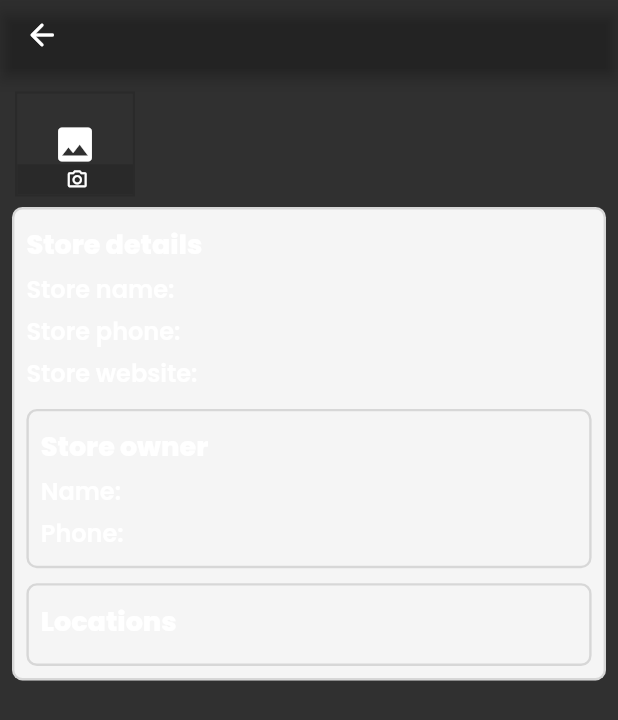
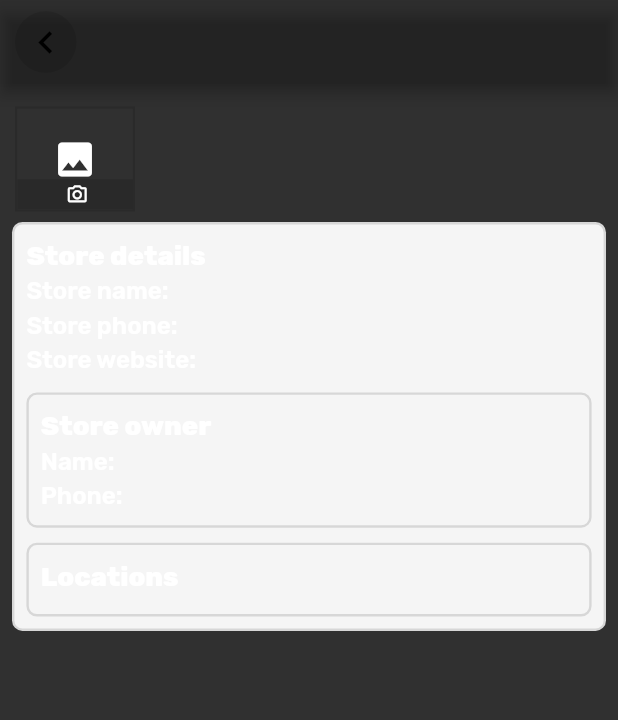
Before and after one commit to tonnidiaz/tukoffee, a Flutter app: the AdminSettingsPage screen opened directly, on a phone screen of 412 x 824 dp. Shown: the top 720 px of the screen. Run offline on Flutter 3.47's test engine with Material 2 defaults, Android fonts, the phone set to English and light mode, and no system bars; our stand-ins replace another_flushbar, device_info_plus, dio, file_picker, flutter_map, flutter_rating_bar and 6 more; missing offline and left inert: cloudinary, geocode, window_manager; accounts and stored records are empty; network calls fail; project files that could hold a hidden picture were left out.

```diff
--- a/lib/main.dart
+++ b/lib/main.dart
@@ -165,7 +165,8 @@ class _PageWrapperState extends State<PageWrapper> {
   Widget build(BuildContext context) {
     return Scaffold(
       appBar: widget.appBar ??
-          mobileTitleBar(bottom: widget.bottom, actions: widget.actions),
+          mobileTitleBar(
+              context: context, bottom: widget.bottom, actions: widget.actions),
       // drawer: const TDrawer(),
       endDrawer: const TDrawer(),
       body: RefreshIndicator(
--- a/lib/utils/colors.dart
+++ b/lib/utils/colors.dart
@@ -19,10 +19,12 @@ const Color btnBG = Color.fromRGBO(45, 45, 45, 1);
 const Color imgBG = Color.fromRGBO(228, 228, 228, 1);
 
 class TuColors {
-  static Color coffee = const Color.fromRGBO(108, 52, 40, 1);
-  static Color coffee1 = const Color.fromRGBO(186, 112, 79, 1);
-  static Color coffee2 = const Color.fromRGBO(223, 168, 120, 1);
+  static Color coffee = const Color.fromRGBO(63, 35, 5, 1);
+  static Color coffee1 = const Color.fromRGBO(108, 52, 40, 1);
+  static Color coffee2 = const Color.fromRGBO(186, 112, 79, 1);
+  static Color coffee3 = const Color.fromRGBO(223, 168, 120, 1);
 
-  static Color fieldBG = const Color.fromRGBO(255, 153, 0, .1);
+  //static Color fieldBG = const Color.fromRGBO(255, 153, 0, .1);
+  static Color fieldBG = const Color.fromRGBO(196, 196, 196, 0.2);
   //static Color fieldBG = Color.fromARGB(255, 255, 203, 124);
 }
--- a/lib/utils/constants.dart
+++ b/lib/utils/constants.dart
@@ -111,7 +111,7 @@ const String package = "com.tb.tmeta";
 const double bottomSheetH = 150;
 const double bottomBarH = 46;
 const double footerH = 46;
-const double appBarH = 46;
+const double appBarH = 56;
 const double tabH = 46;
 double statusBarH(BuildContext context) {
   return MediaQuery.of(context).viewPadding.top;
--- a/lib/utils/styles.dart
+++ b/lib/utils/styles.dart
@@ -3,16 +3,16 @@ import 'package:google_fonts/google_fonts.dart';
 
 class Styles {
   static TextStyle h1 =
-      GoogleFonts.poppins(fontSize: 22, fontWeight: FontWeight.w900);
+      GoogleFonts.rubik(fontSize: 22, fontWeight: FontWeight.w900);
   static TextStyle h2({Color? color, bool isLight = false}) {
-    return GoogleFonts.poppins(
+    return GoogleFonts.rubik(
         fontSize: 18,
         fontWeight: isLight ? FontWeight.w500 : FontWeight.w800,
         color: color);
   }
 
   static TextStyle h3({Color? color, bool isLight = false}) {
-    return GoogleFonts.poppins(
+    return GoogleFonts.rubik(
         fontSize: 16,
         fontWeight: isLight ? FontWeight.w500 : FontWeight.w700,
         color: color);
@@ -20,27 +20,27 @@ class Styles {
 
   static TextStyle label(
       {Color? color, bool isLight = false, bool isBold = false}) {
-    return GoogleFonts.poppins(
+    return GoogleFonts.rubik(
         fontSize: 16,
         fontWeight: isLight ? FontWeight.w500 : FontWeight.w600,
         color: color);
   }
 
   static TextStyle h4({Color? color, bool isLight = false}) {
-    return GoogleFonts.poppins(
+    return GoogleFonts.rubik(
         fontSize: 16,
         fontWeight: isLight ? FontWeight.w500 : FontWeight.w600,
         color: color);
   }
 
   static TextStyle subtitle =
-      GoogleFonts.poppins(fontSize: 14, fontWeight: FontWeight.w400);
+      GoogleFonts.rubik(fontSize: 14, fontWeight: FontWeight.w400);
 
   static TextStyle title({Color? color, bool isLight = false}) =>
-      GoogleFonts.poppins(
+      GoogleFonts.rubik(
           fontSize: 16,
           fontWeight: isLight ? FontWeight.w400 : FontWeight.w600,
           color: color);
-  static TextStyle h6 = GoogleFonts.poppins(fontSize: 14);
+  static TextStyle h6 = GoogleFonts.rubik(fontSize: 14);
   static BorderRadius btnRadius = BorderRadius.circular(7);
 }
--- a/lib/views/shop/tab.dart
+++ b/lib/views/shop/tab.dart
@@ -107,7 +107,7 @@ class _HomeTabState extends State<HomeTab> {
                           width: (c.maxWidth / 2) - 2.5,
                           height: 40,
                           value: _storeCtrl.sortBy.value,
-                          radius: 2,
+                          radius: 90,
                           items: [
                             SelectItem("name", SortBy.name),
                             SelectItem("price", SortBy.price),
@@ -121,7 +121,7 @@ class _HomeTabState extends State<HomeTab> {
                           label: "Status",
                           labelFontSize: 14,
                           width: (c.maxWidth / 2) - 2.5,
-                          radius: 2,
+                          radius: 90,
                           height: 40,
                           value: _storeCtrl.status.value,
                           items: [
--- a/lib/widgets/add_product_form.dart
+++ b/lib/widgets/add_product_form.dart
@@ -155,6 +155,7 @@ class _AddProductFormState extends State<AddProductForm> {
             label: "Product name:",
             hint: "Enter product name...",
             value: _formViewCtrl.form["name"],
+            //height: 30,
             isRequired: true,
             hasBorder: false,
             onChanged: (val) {
--- a/lib/widgets/common.dart
+++ b/lib/widgets/common.dart
@@ -153,6 +153,7 @@ class TuButton extends StatefulWidget {
   final double width;
   final double height;
   final double vp;
+  final double radius;
   final double hp;
   final Function()? onPressed;
   final Color? bgColor;
@@ -164,6 +165,7 @@ class TuButton extends StatefulWidget {
       this.width = double.infinity,
       this.height = 40,
       this.vp = 5,
+      this.radius = 0,
       this.hp = 10,
       this.onPressed,
       this.bgColor,
@@ -186,6 +188,8 @@ class _TuButtonState extends State<TuButton> {
     return SizedBox(
       width: widget.width,
       height: widget.height,
+      child: ClipRRect(
+        borderRadius: BorderRadius.circular(widget.radius),
         child: ElevatedButton(
           onPressed: _isProcessing
               ? null
@@ -203,6 +207,7 @@ class _TuButtonState extends State<TuButton> {
               backgroundColor: widget.bgColor,
               alignment: Alignment.center),
           child: widget.child ?? Text(widget.text.toUpperCase()),
+        ),
       ),
     );
   }
--- a/lib/widgets/common2.dart
+++ b/lib/widgets/common2.dart
@@ -25,7 +25,8 @@ class CartBtn extends StatelessWidget {
     return Obx(() => Container(
         color: Colors.transparent,
         width: 35 + 10,
-        height: 35,
+        alignment: Alignment.center,
+        height: appBarH,
         child: Stack(
           children: [
             Builder(builder: (context) {
@@ -234,9 +235,8 @@ PreferredSizeWidget childAppbar({String? title, bool showCart = true}) {
         backgroundColor: Colors.transparent,
         centerTitle: appBarCtrl
             .selected.isEmpty, //appBarCtrl.selected.isNotEmpty ? false : true,
-        leading: SizedBox(
-            width: 35,
-            child: appBarCtrl.selected.isNotEmpty
+        leadingWidth: appBarH - 5,
+        leading: appBarCtrl.selected.isNotEmpty
             ? IconButton(
                 padding: EdgeInsets.zero,
                 splashRadius: 20,
@@ -245,16 +245,24 @@ PreferredSizeWidget childAppbar({String? title, bool showCart = true}) {
                 },
                 icon: const Icon(Icons.close))
             : Builder(builder: (context) {
-                    return IconButton(
+                return Container(
+                  margin: EdgeInsets.only(left: 10),
+                  child: CircleAvatar(
+                    backgroundColor: Colors.black12,
+                    foregroundColor: Colors.black,
+                    child: IconButton(
                         padding: EdgeInsets.zero,
                         splashRadius: 20,
-                        style: IconButton.styleFrom(
-                            backgroundColor: Colors.orange),
                         onPressed: () {
                           Navigator.pop(context);
                         },
-                        icon: const Icon(Icons.arrow_back_rounded));
-                  })),
+                        icon: const Icon(
+                          Icons.chevron_left,
+                          size: 30,
+                        )),
+                  ),
+                );
+              }),
 
         title: appBarCtrl.selected.isNotEmpty
             ? Text(
@@ -397,7 +405,7 @@ class TuFormField extends StatefulWidget {
   final bool showEye;
   final bool hasBorder;
   final TextInputType keyboard;
-  final double radius;
+  final double? radius;
   final double height;
   final double my;
   final bool isLegacy;
@@ -424,7 +432,7 @@ class TuFormField extends StatefulWidget {
       this.hint = "",
       this.value,
       this.radius = 5,
-      this.height = 6,
+      this.height = 15,
       this.maxLines = 1,
       this.maxLength,
       this.onChanged,
@@ -467,6 +475,9 @@ class _TuFormFieldState extends State<TuFormField> {
     WidgetsBinding.instance.addPostFrameCallback((timeStamp) {
       _updateVal();
     });
+    final border = OutlineInputBorder(
+        borderSide: BorderSide.none,
+        borderRadius: BorderRadius.circular(widget.radius!));
     return Container(
       margin: EdgeInsets.symmetric(vertical: widget.my),
       width: widget.width,
@@ -540,20 +551,11 @@ class _TuFormFieldState extends State<TuFormField> {
               floatingLabelAlignment: widget.labelAlignment,
               floatingLabelStyle:
                   const TextStyle(color: Colors.black87, fontSize: 18),
-              /*  focusedBorder: OutlineInputBorder(
-                    borderRadius: BorderRadius.circular(5),
-                    borderSide:
-                        const BorderSide(color: Colors.black54, width: 2)),
-                focusedErrorBorder: OutlineInputBorder(
-                    borderRadius: BorderRadius.circular(5),
-                    borderSide: const BorderSide(color: Colors.red, width: 2)),
-                errorBorder: OutlineInputBorder(
-                    borderRadius: BorderRadius.circular(5),
-                    borderSide: const BorderSide(color: Colors.red, width: 2)),
-                enabledBorder: OutlineInputBorder(
-                    borderRadius: BorderRadius.circular(5),
-                    borderSide:
-                        const BorderSide(width: 2, color: Colors.black26)) */
+              enabledBorder: widget.radius != null ? border : null,
+              focusedBorder: widget.radius != null ? border : null,
+              focusedErrorBorder: widget.radius != null ? border : null,
+              errorBorder: widget.radius != null ? border : null,
+              border: widget.radius != null ? border : null,
             ),
           ),
         ],
```
Also changed, not shown: lib/mobile.dart (+6 -20 lines), lib/views/app/info.dart (+7 -4 lines), lib/views/home.dart (+100 -20 lines), lib/widgets/cart_item.dart (+12 -13 lines), lib/widgets/product_card.dart (+35 -8 lines), lib/widgets/product_item.dart (+10 -14 lines), lib/widgets/titlebars.dart (+19 -2 lines), 1 other file. Lines whose indentation alone changed are shown as unchanged.
